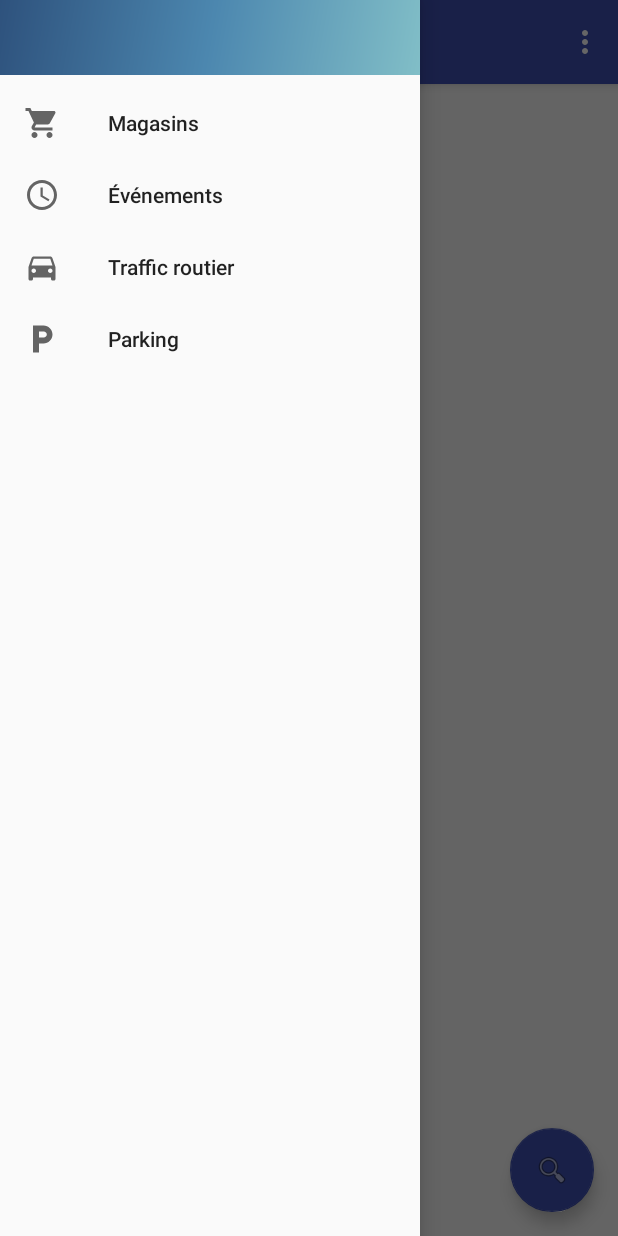
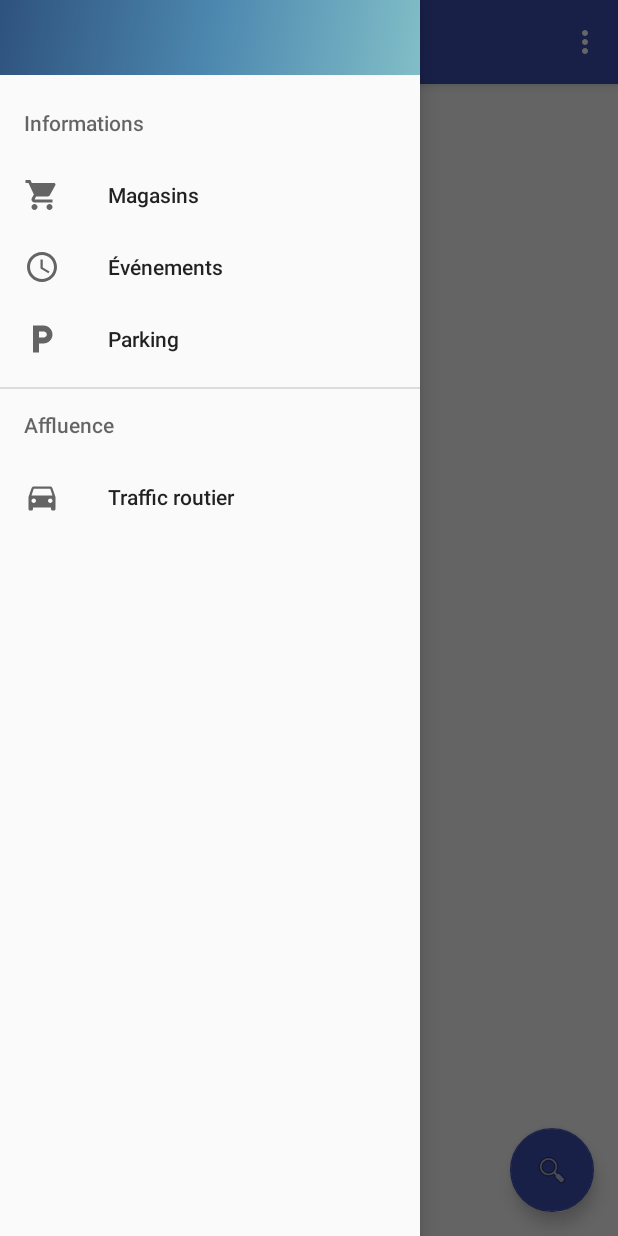
Before and after one commit to sticmac/CapSophia_SI3, an Android app: the screen it shows after launch (MainActivity), with the side drawer open, on a phone screen of 412 x 824 dp. Run offline under Robolectric (Android 15) with nearby library versions, the phone set to English and light mode, and no system bars; network calls fail; 5 statements that could not run were skipped.

Commit message:
Drawer menu's cool!

```diff
--- a/app/src/main/res/menu/activity_main_drawer.xml
+++ b/app/src/main/res/menu/activity_main_drawer.xml
@@ -1,7 +1,8 @@
 <?xml version="1.0" encoding="utf-8"?>
 <menu xmlns:android="http://schemas.android.com/apk/res/android">
 
-    <group android:checkableBehavior="single">
+    <item android:title="@string/information">
+        <menu>
             <item
                 android:id="@+id/nav_shops"
                 android:icon="@drawable/ic_menu_shops"
@@ -10,28 +11,21 @@
                 android:id="@+id/nav_events"
                 android:icon="@drawable/ic_menu_events"
                 android:title="@string/events" />
-        <item
-            android:id="@+id/nav_traffic"
-            android:icon="@drawable/ic_menu_traffic"
-            android:title="@string/traffic" />
 
             <item
                 android:id="@+id/nav_parking"
                 android:icon="@drawable/ic_menu_parking"
                 android:title="@string/parking" />
-    </group>
+        </menu>
+    </item>
 
-    <!--<item android:title="Communicate">
+    <item android:title="@string/crowd">
         <menu>
             <item
-                android:id="@+id/nav_share"
-                android:icon="@drawable/ic_menu_share"
-                android:title="Share" />
-            <item
-                android:id="@+id/nav_send"
-                android:icon="@drawable/ic_menu_send"
-                android:title="Send" />
+                android:id="@+id/nav_traffic"
+                android:icon="@drawable/ic_menu_traffic"
+                android:title="@string/traffic" />
         </menu>
-    </item>-->
+    </item>
 
 </menu>
--- a/app/src/main/res/values/strings.xml
+++ b/app/src/main/res/values/strings.xml
@@ -8,6 +8,10 @@
     <string name="navigation_drawer_open">Open navigation drawer</string>
     <string name="navigation_drawer_close">Close navigation drawer</string>
 
+    <string name="information">Informations</string>
+
+    <string name="crowd">Affluence</string>
+
     <string name="traffic">Traffic routier</string>
     <string name="shops">Magasins</string>
     <string name="events">Événements</string>
```
Lines whose indentation alone changed are shown as unchanged.
